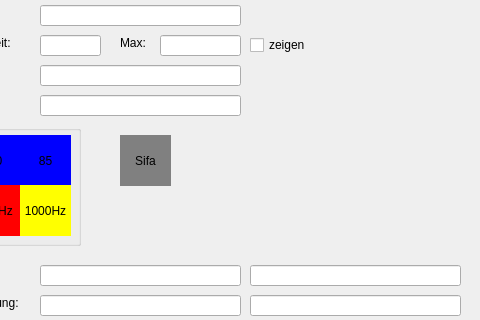
Above: examples/pyzusidisplay/form.ui from jokey2k/pyzusi3 before the change; both pictures show x 110 to 590 and y 175 to 495 of the 590 by 692 pixel window. Below: the same form after it.
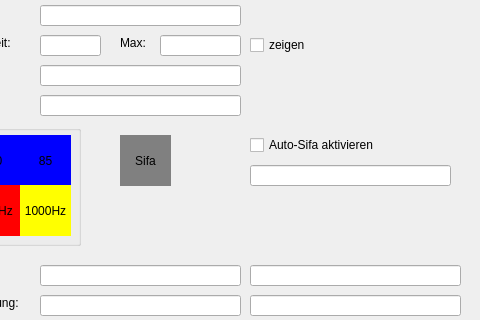
That is the form after the change.

Commit message: Add Auto-Sifa feature

```diff
--- a/examples/pyzusidisplay/form.ui
+++ b/examples/pyzusidisplay/form.ui
@@ -667,6 +667,35 @@
      <string>zeigen</string>
     </property>
    </widget>
+   <widget class="QCheckBox" name="autosifa_check">
+    <property name="geometry">
+     <rect>
+      <x>360</x>
+      <y>310</y>
+      <width>151</width>
+      <height>20</height>
+     </rect>
+    </property>
+    <property name="text">
+     <string>Auto-Sifa aktivieren</string>
+    </property>
+   </widget>
+   <widget class="QLineEdit" name="autosifastatus">
+    <property name="geometry">
+     <rect>
+      <x>360</x>
+      <y>340</y>
+      <width>201</width>
+      <height>21</height>
+     </rect>
+    </property>
+    <property name="alignment">
+     <set>Qt::AlignCenter</set>
+    </property>
+    <property name="readOnly">
+     <bool>true</bool>
+    </property>
+   </widget>
   </widget>
   <widget class="QMenuBar" name="menubar">
    <property name="geometry">
```
Left out of the diff: 2 changed lines with no effect on the pictures. The commit also changes 2 other files.
